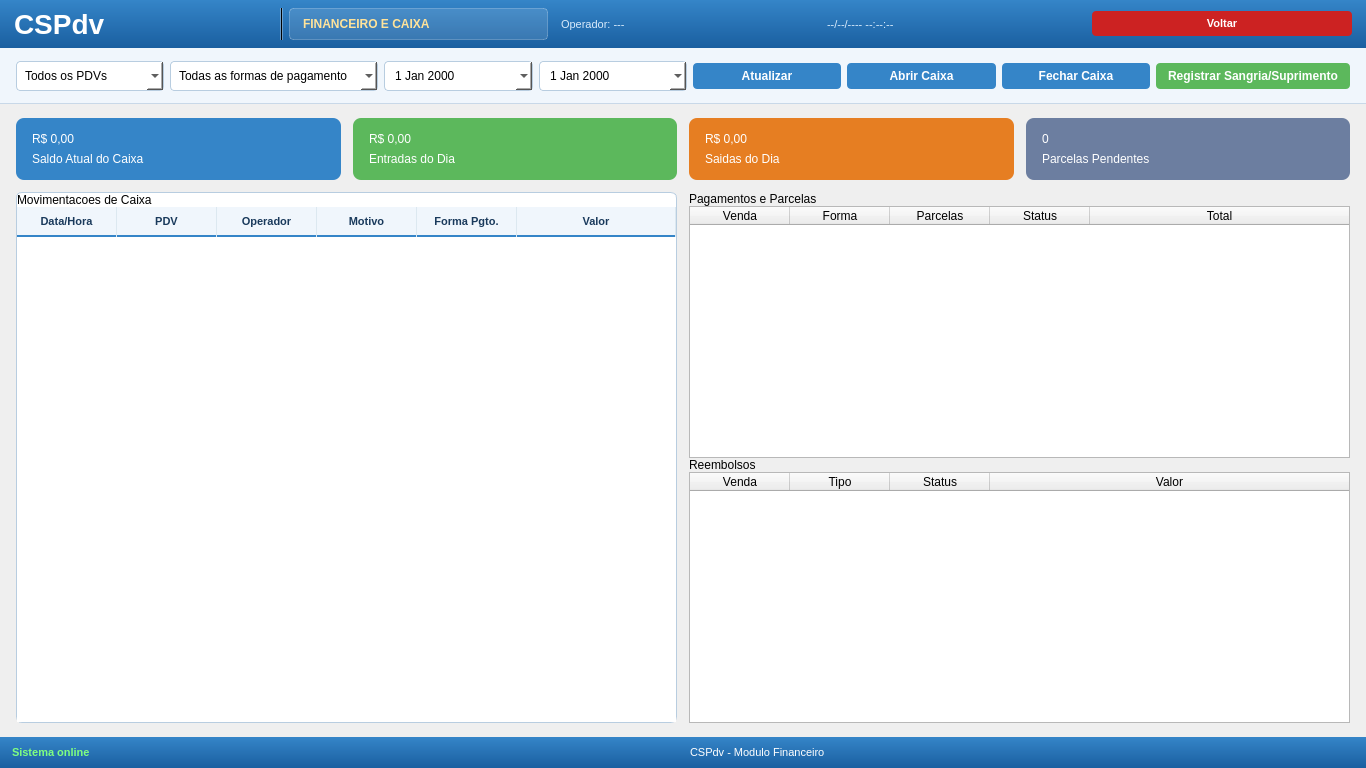
The window that ui/financeiro/painel_financeiro.ui (iuryruansc/cspdv) describes before a commit, drawn with Qt 5.
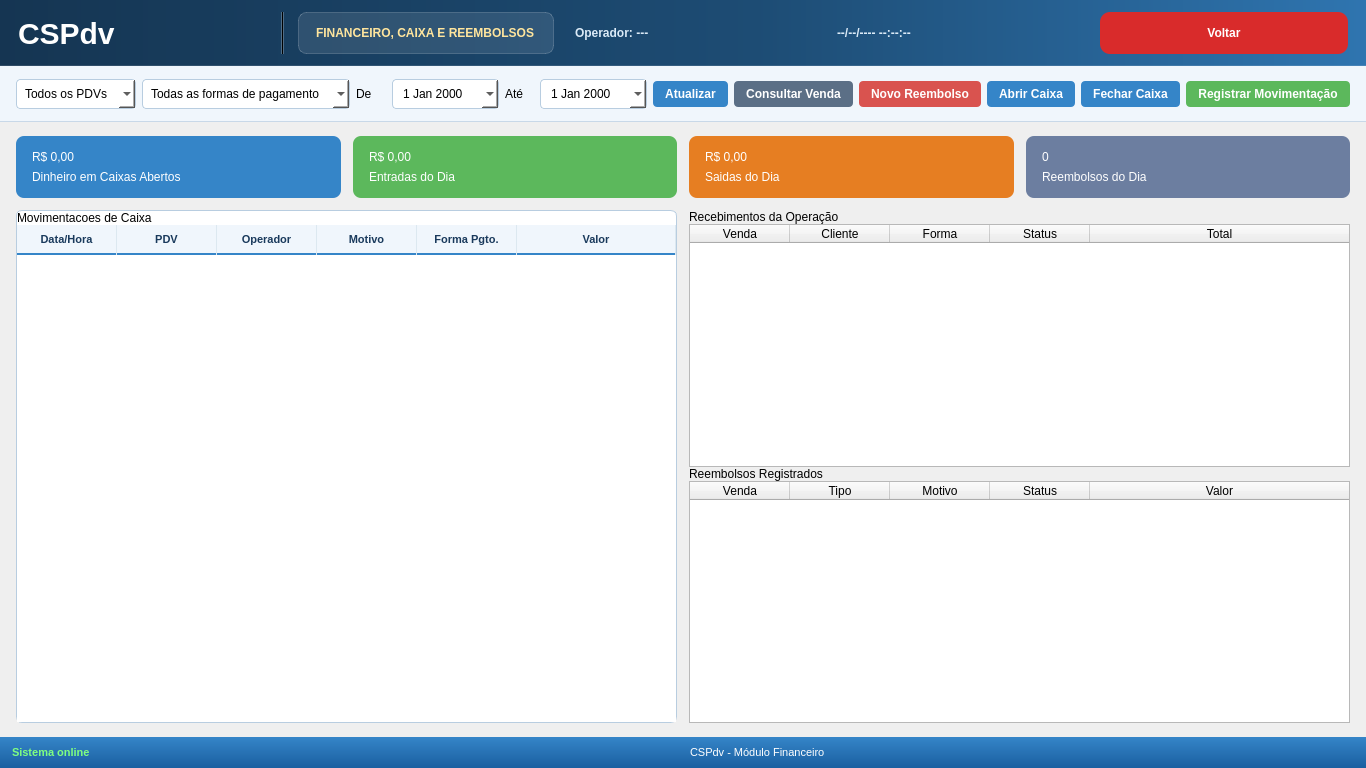
The same window after the commit.

Commit message: Inicio Fluxo Reembolso

What changed in the file:
```diff
--- a/ui/financeiro/painel_financeiro.ui
+++ b/ui/financeiro/painel_financeiro.ui
@@ -11,7 +11,7 @@
    </rect>
   </property>
   <property name="windowTitle">
-   <string>CSPdv - Financeiro</string>
+   <string>CSPdv - Financeiro e Reembolsos</string>
   </property>
   <widget class="QWidget" name="centralWidget">
    <layout class="QVBoxLayout" name="mainVLayout">
@@ -34,34 +34,54 @@
      <widget class="QFrame" name="frameHeader">
       <property name="styleSheet">
        <string notr="true">
-QFrame#frameHeader { background: qlineargradient(x1:0, y1:0, x2:0, y2:1, stop:0 #3585c8, stop:1 #1a5fa0); }
-QLabel#lblLogo { color: white; font-size: 28px; font-weight: bold; }
+QFrame#frameHeader {
+ background: qlineargradient(x1:0,y1:0,x2:1,y2:0, stop:0 #153552, stop:0.55 #1d4c74, stop:1 #2f75b0);
+ border-bottom: 1px solid rgba(255,255,255,28);
+}
+QLabel#lblLogo {
+ color: white;
+ font-size: 30px;
+ font-weight: 800;
+}
 QLabel#lblModulo {
- color: #ffe39a; font-size: 12px; font-weight: bold;
- background-color: rgba(255,255,255,30);
- border: 1px solid rgba(255,255,255,60);
- border-radius: 4px; padding: 3px 10px;
+ color: #ffe59d;
+ font-size: 12px;
+ font-weight: 700;
+ padding: 8px 14px;
+ border-radius: 8px;
+ background-color: rgba(255,255,255,0.10);
+ border: 1px solid rgba(255,255,255,0.18);
 }
-QLabel#lblOperadorInfo, QLabel#lblDataHora { color: #d9ebfb; font-size: 11px; }
+QLabel#lblOperadorInfo, QLabel#lblDataHora {
+ color: #dbeaf7;
+ font-size: 12px;
+ font-weight: 600;
+}
 QPushButton#btnVoltarSelecao {
- background-color: #cc2222; color: white; border: none; border-radius: 4px;
- padding: 6px 12px; font-size: 11px; font-weight: bold;
+ background-color: #d92b2b;
+ color: white;
+ border: none;
+ border-radius: 10px;
+ padding: 10px 24px;
+ font-size: 12px;
+ font-weight: 700;
 }
-QPushButton#btnVoltarSelecao:hover { background-color: #e03030; }
+QPushButton#btnVoltarSelecao:hover { background-color: #c11f1f; }
        </string>
       </property>
       <layout class="QHBoxLayout" name="headerHLayout">
-       <property name="leftMargin"><number>14</number></property>
-       <property name="topMargin"><number>8</number></property>
-       <property name="rightMargin"><number>14</number></property>
-       <property name="bottomMargin"><number>8</number></property>
+       <property name="spacing"><number>14</number></property>
+       <property name="leftMargin"><number>18</number></property>
+       <property name="topMargin"><number>12</number></property>
+       <property name="rightMargin"><number>18</number></property>
+       <property name="bottomMargin"><number>12</number></property>
        <item><widget class="QLabel" name="lblLogo"><property name="text"><string>CSPdv</string></property></widget></item>
-       <item><widget class="QFrame" name="frameSepHeader"><property name="styleSheet"><string notr="true">background-color: rgba(255,255,255,80);</string></property><property name="frameShape"><enum>QFrame::VLine</enum></property></widget></item>
-       <item><widget class="QLabel" name="lblModulo"><property name="text"><string>FINANCEIRO E CAIXA</string></property></widget></item>
+       <item><widget class="QFrame" name="frameSepHeader"><property name="styleSheet"><string notr="true">background-color: rgba(255,255,255,0.25);</string></property><property name="frameShape"><enum>QFrame::VLine</enum></property></widget></item>
+       <item><widget class="QLabel" name="lblModulo"><property name="text"><string>FINANCEIRO, CAIXA E REEMBOLSOS</string></property></widget></item>
        <item><spacer name="headerSpacer"><property name="orientation"><enum>Qt::Horizontal</enum></property></spacer></item>
        <item><widget class="QLabel" name="lblOperadorInfo"><property name="text"><string>Operador: ---</string></property></widget></item>
        <item><widget class="QLabel" name="lblDataHora"><property name="text"><string>--/--/---- --:--:--</string></property></widget></item>
-       <item><widget class="QPushButton" name="btnVoltarSelecao"><property name="text"><string>Voltar</string></property></widget></item>
+       <item><widget class="QPushButton" name="btnVoltarSelecao"><property name="minimumSize"><size><width>140</width><height>42</height></size></property><property name="text"><string>Voltar</string></property></widget></item>
       </layout>
      </widget>
     </item>
@@ -77,11 +97,21 @@
  background-color: white; border: 1px solid #b8cde0; border-radius: 4px;
  padding: 6px 8px; font-size: 12px;
 }
+QLabel[filterLabel="true"] {
+ color: #56728c;
+ font-size: 11px;
+ font-weight: 700;
+ padding: 0 2px;
+}
 QPushButton {
  background-color: #3585c8; color: white; border: none; border-radius: 4px;
  padding: 6px 12px; font-size: 12px; font-weight: bold;
 }
 QPushButton:hover { background-color: #2b74b4; }
+QPushButton#btnConsultarVenda { background-color: #5b6f86; }
+QPushButton#btnConsultarVenda:hover { background-color: #4a5d73; }
+QPushButton#btnRegistrarReembolso { background-color: #d9534f; }
+QPushButton#btnRegistrarReembolso:hover { background-color: #c64542; }
 QPushButton#btnRegistrarMovimento { background-color: #5cb85c; }
 QPushButton#btnRegistrarMovimento:hover { background-color: #4aa14a; }
        </string>
@@ -93,12 +123,16 @@
        <property name="bottomMargin"><number>10</number></property>
        <item><widget class="QComboBox" name="cmbPdvFiltro"><item><property name="text"><string>Todos os PDVs</string></property></item></widget></item>
        <item><widget class="QComboBox" name="cmbFormaPagamentoFiltro"><item><property name="text"><string>Todas as formas de pagamento</string></property></item></widget></item>
+       <item><widget class="QLabel" name="lblPeriodoDe"><property name="filterLabel" stdset="0"><string>true</string></property><property name="text"><string>De</string></property></widget></item>
        <item><widget class="QDateEdit" name="dateInicial"><property name="calendarPopup"><bool>true</bool></property></widget></item>
+       <item><widget class="QLabel" name="lblPeriodoAte"><property name="filterLabel" stdset="0"><string>true</string></property><property name="text"><string>Até</string></property></widget></item>
        <item><widget class="QDateEdit" name="dateFinal"><property name="calendarPopup"><bool>true</bool></property></widget></item>
        <item><widget class="QPushButton" name="btnAtualizar"><property name="text"><string>Atualizar</string></property></widget></item>
+       <item><widget class="QPushButton" name="btnConsultarVenda"><property name="text"><string>Consultar Venda</string></property></widget></item>
+       <item><widget class="QPushButton" name="btnRegistrarReembolso"><property name="text"><string>Novo Reembolso</string></property></widget></item>
        <item><widget class="QPushButton" name="btnAbrirCaixa"><property name="text"><string>Abrir Caixa</string></property></widget></item>
        <item><widget class="QPushButton" name="btnFecharCaixa"><property name="text"><string>Fechar Caixa</string></property></widget></item>
-       <item><widget class="QPushButton" name="btnRegistrarMovimento"><property name="text"><string>Registrar Sangria/Suprimento</string></property></widget></item>
+       <item><widget class="QPushButton" name="btnRegistrarMovimento"><property name="text"><string>Registrar Movimentação</string></property></widget></item>
       </layout>
      </widget>
     </item>
@@ -112,10 +146,10 @@
       <item>
        <layout class="QHBoxLayout" name="cardsLayout">
         <property name="spacing"><number>12</number></property>
-        <item><widget class="QFrame" name="cardSaldoCaixa"><property name="styleSheet"><string notr="true">QFrame#cardSaldoCaixa { background-color: #3585c8; border-radius: 8px; } QLabel { color: white; } QLabel[role="value"] { font-size: 28px; font-weight: bold; } QLabel[role="title"] { color: #d8ebfb; font-size: 12px; }</string></property><layout class="QVBoxLayout" name="cardSaldoCaixaLayout"><property name="leftMargin"><number>16</number></property><property name="topMargin"><number>14</number></property><property name="rightMargin"><number>16</number></property><property name="bottomMargin"><number>14</number></property><item><widget class="QLabel" name="lblSaldoCaixaValor"><property name="role" stdset="0"><string>value</string></property><property name="text"><string>R$ 0,00</string></property></widget></item><item><widget class="QLabel" name="lblSaldoCaixaTitulo"><property name="role" stdset="0"><string>title</string></property><property name="text"><string>Saldo Atual do Caixa</string></property></widget></item></layout></widget></item>
+        <item><widget class="QFrame" name="cardSaldoCaixa"><property name="styleSheet"><string notr="true">QFrame#cardSaldoCaixa { background-color: #3585c8; border-radius: 8px; } QLabel { color: white; } QLabel[role="value"] { font-size: 28px; font-weight: bold; } QLabel[role="title"] { color: #d8ebfb; font-size: 12px; }</string></property><layout class="QVBoxLayout" name="cardSaldoCaixaLayout"><property name="leftMargin"><number>16</number></property><property name="topMargin"><number>14</number></property><property name="rightMargin"><number>16</number></property><property name="bottomMargin"><number>14</number></property><item><widget class="QLabel" name="lblSaldoCaixaValor"><property name="role" stdset="0"><string>value</string></property><property name="text"><string>R$ 0,00</string></property></widget></item><item><widget class="QLabel" name="lblSaldoCaixaTitulo"><property name="role" stdset="0"><string>title</string></property><property name="text"><string>Dinheiro em Caixas Abertos</string></property></widget></item></layout></widget></item>
         <item><widget class="QFrame" name="cardEntradasDia"><property name="styleSheet"><string notr="true">QFrame#cardEntradasDia { background-color: #5cb85c; border-radius: 8px; } QLabel { color: white; } QLabel[role="value"] { font-size: 28px; font-weight: bold; } QLabel[role="title"] { color: #daf0da; font-size: 12px; }</string></property><layout class="QVBoxLayout" name="cardEntradasDiaLayout"><property name="leftMargin"><number>16</number></property><property name="topMargin"><number>14</number></property><property name="rightMargin"><number>16</number></property><property name="bottomMargin"><number>14</number></property><item><widget class="QLabel" name="lblEntradasDiaValor"><property name="role" stdset="0"><string>value</string></property><property name="text"><string>R$ 0,00</string></property></widget></item><item><widget class="QLabel" name="lblEntradasDiaTitulo"><property name="role" stdset="0"><string>title</string></property><property name="text"><string>Entradas do Dia</string></property></widget></item></layout></widget></item>
         <item><widget class="QFrame" name="cardSaidasDia"><property name="styleSheet"><string notr="true">QFrame#cardSaidasDia { background-color: #e67e22; border-radius: 8px; } QLabel { color: white; } QLabel[role="value"] { font-size: 28px; font-weight: bold; } QLabel[role="title"] { color: #fbe0c3; font-size: 12px; }</string></property><layout class="QVBoxLayout" name="cardSaidasDiaLayout"><property name="leftMargin"><number>16</number></property><property name="topMargin"><number>14</number></property><property name="rightMargin"><number>16</number></property><property name="bottomMargin"><number>14</number></property><item><widget class="QLabel" name="lblSaidasDiaValor"><property name="role" stdset="0"><string>value</string></property><property name="text"><string>R$ 0,00</string></property></widget></item><item><widget class="QLabel" name="lblSaidasDiaTitulo"><property name="role" stdset="0"><string>title</string></property><property name="text"><string>Saidas do Dia</string></property></widget></item></layout></widget></item>
-        <item><widget class="QFrame" name="cardPagamentosPendentes"><property name="styleSheet"><string notr="true">QFrame#cardPagamentosPendentes { background-color: #6c7ea0; border-radius: 8px; } QLabel { color: white; } QLabel[role="value"] { font-size: 28px; font-weight: bold; } QLabel[role="title"] { color: #d7def0; font-size: 12px; }</string></property><layout class="QVBoxLayout" name="cardPagamentosPendentesLayout"><property name="leftMargin"><number>16</number></property><property name="topMargin"><number>14</number></property><property name="rightMargin"><number>16</number></property><property name="bottomMargin"><number>14</number></property><item><widget class="QLabel" name="lblPagamentosPendentesValor"><property name="role" stdset="0"><string>value</string></property><property name="text"><string>0</string></property></widget></item><item><widget class="QLabel" name="lblPagamentosPendentesTitulo"><property name="role" stdset="0"><string>title</string></property><property name="text"><string>Parcelas Pendentes</string></property></widget></item></layout></widget></item>
+        <item><widget class="QFrame" name="cardPagamentosPendentes"><property name="styleSheet"><string notr="true">QFrame#cardPagamentosPendentes { background-color: #6c7ea0; border-radius: 8px; } QLabel { color: white; } QLabel[role="value"] { font-size: 28px; font-weight: bold; } QLabel[role="title"] { color: #d7def0; font-size: 12px; }</string></property><layout class="QVBoxLayout" name="cardPagamentosPendentesLayout"><property name="leftMargin"><number>16</number></property><property name="topMargin"><number>14</number></property><property name="rightMargin"><number>16</number></property><property name="bottomMargin"><number>14</number></property><item><widget class="QLabel" name="lblPagamentosPendentesValor"><property name="role" stdset="0"><string>value</string></property><property name="text"><string>0</string></property></widget></item><item><widget class="QLabel" name="lblPagamentosPendentesTitulo"><property name="role" stdset="0"><string>title</string></property><property name="text"><string>Reembolsos do Dia</string></property></widget></item></layout></widget></item>
        </layout>
       </item>
       <item>
@@ -181,34 +215,35 @@
         </item>
         <item>
          <widget class="QFrame" name="frameRecebimentos">
-          <property name="minimumSize"><size><width>430</width><height>0</height></size></property>
+          <property name="minimumSize"><size><width>520</width><height>0</height></size></property>
           <layout class="QVBoxLayout" name="frameRecebimentosLayout">
            <property name="spacing"><number>0</number></property>
            <property name="leftMargin"><number>0</number></property>
            <property name="topMargin"><number>0</number></property>
            <property name="rightMargin"><number>0</number></property>
            <property name="bottomMargin"><number>0</number></property>
-           <item><widget class="QLabel" name="lblRecebimentosSection"><property name="sectionTitle" stdset="0"><string>true</string></property><property name="text"><string>Pagamentos e Parcelas</string></property></widget></item>
+           <item><widget class="QLabel" name="lblRecebimentosSection"><property name="sectionTitle" stdset="0"><string>true</string></property><property name="text"><string>Recebimentos da Operação</string></property></widget></item>
            <item>
             <widget class="QTableWidget" name="tablePagamentos">
              <property name="rowCount"><number>0</number></property>
              <property name="columnCount"><number>5</number></property>
              <attribute name="horizontalHeaderStretchLastSection"><bool>true</bool></attribute>
              <column><property name="text"><string>Venda</string></property></column>
+             <column><property name="text"><string>Cliente</string></property></column>
              <column><property name="text"><string>Forma</string></property></column>
-             <column><property name="text"><string>Parcelas</string></property></column>
              <column><property name="text"><string>Status</string></property></column>
              <column><property name="text"><string>Total</string></property></column>
             </widget>
            </item>
-           <item><widget class="QLabel" name="lblReembolsosSection"><property name="sectionTitle" stdset="0"><string>true</string></property><property name="text"><string>Reembolsos</string></property></widget></item>
+           <item><widget class="QLabel" name="lblReembolsosSection"><property name="sectionTitle" stdset="0"><string>true</string></property><property name="text"><string>Reembolsos Registrados</string></property></widget></item>
            <item>
             <widget class="QTableWidget" name="tableReembolsos">
              <property name="rowCount"><number>0</number></property>
-             <property name="columnCount"><number>4</number></property>
+             <property name="columnCount"><number>5</number></property>
              <attribute name="horizontalHeaderStretchLastSection"><bool>true</bool></attribute>
              <column><property name="text"><string>Venda</string></property></column>
              <column><property name="text"><string>Tipo</string></property></column>
+             <column><property name="text"><string>Motivo</string></property></column>
              <column><property name="text"><string>Status</string></property></column>
              <column><property name="text"><string>Valor</string></property></column>
             </widget>
@@ -234,7 +269,7 @@
        <property name="rightMargin"><number>12</number></property>
        <item><widget class="QLabel" name="lblStatusSistema"><property name="text"><string>Sistema online</string></property></widget></item>
        <item><spacer name="statusSpacer"><property name="orientation"><enum>Qt::Horizontal</enum></property></spacer></item>
-       <item><widget class="QLabel" name="lblStatusBar"><property name="text"><string>CSPdv - Modulo Financeiro</string></property></widget></item>
+       <item><widget class="QLabel" name="lblStatusBar"><property name="text"><string>CSPdv - Módulo Financeiro</string></property></widget></item>
       </layout>
      </widget>
     </item>
```
The commit also changes 25 other files.
